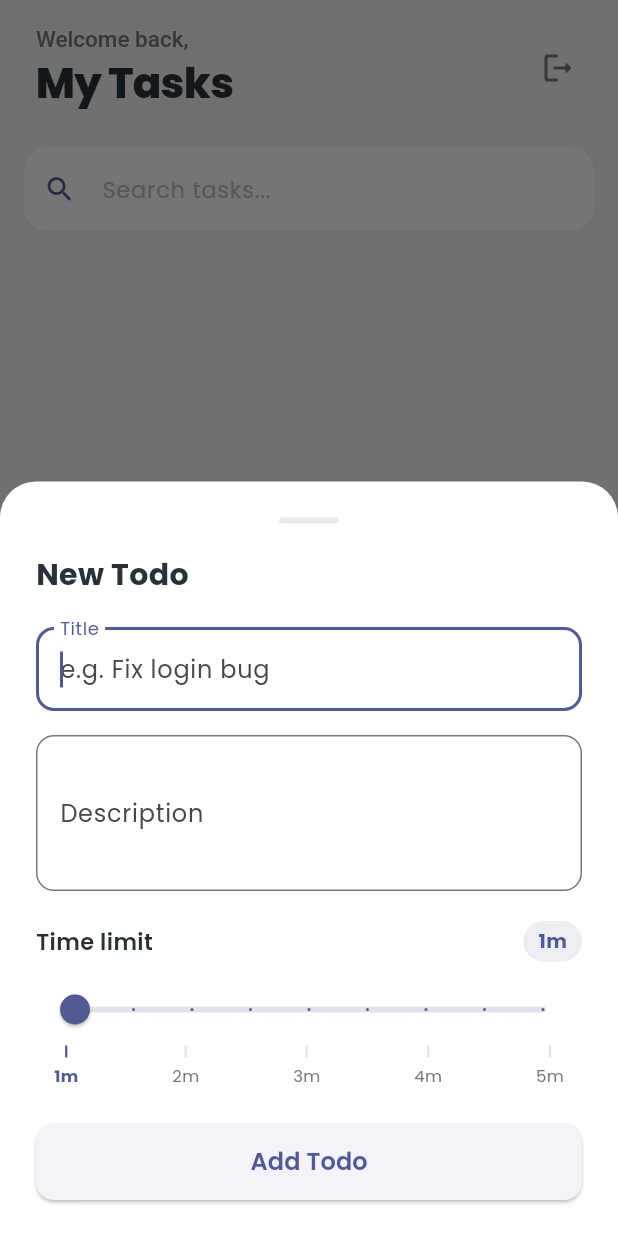
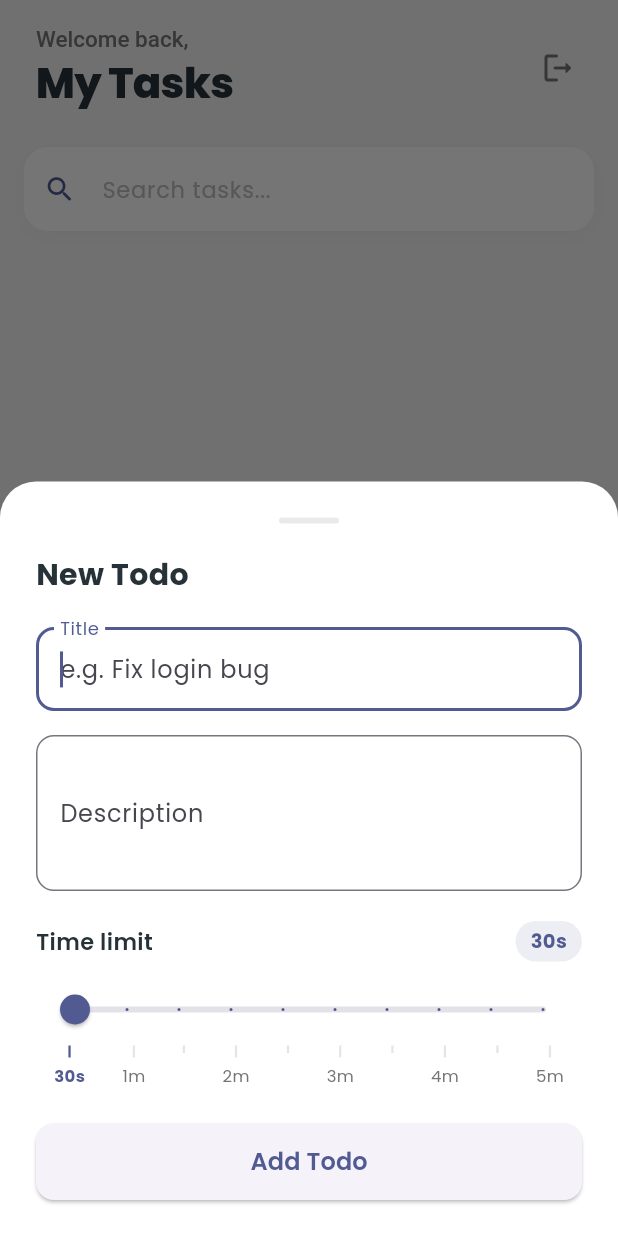
Before and after one commit to Tanvis-Goyani/lmgtodo, a Flutter app: the screen it shows once a user with an empty profile is signed in, after a tap on "New Task", on a phone screen of 412 x 824 dp. Run offline on Flutter 3.47's test engine with Material 3 defaults, Android fonts, the phone set to English and light mode, and no system bars; our stand-ins replace cloud_firestore, equatable, firebase_auth, firebase_core, flutter_animate, flutter_bloc and 4 more; accounts and stored records are empty.

Commit message:
Bug Fixes

```diff
--- a/lib/pages/todo_form_sheet.dart
+++ b/lib/pages/todo_form_sheet.dart
@@ -17,7 +17,7 @@ class _TodoFormSheetState extends State<TodoFormSheet> {
   final _titleController = TextEditingController();
   final _descController = TextEditingController();
   final _formKey = GlobalKey<FormState>();
-  int _durationSeconds = 60;
+  int _durationSeconds = 30;
 
   @override
   void initState() {
@@ -25,7 +25,7 @@ class _TodoFormSheetState extends State<TodoFormSheet> {
     if (widget.todo != null) {
       _titleController.text = widget.todo!.title;
       _descController.text = widget.todo!.description;
-      _durationSeconds = widget.todo!.remainingSeconds.clamp(60, 300);
+      _durationSeconds = widget.todo!.remainingSeconds.clamp(30, 300);
     }
   }
 
@@ -171,9 +171,9 @@ class _TodoFormSheetState extends State<TodoFormSheet> {
             const SizedBox(height: 8),
             Slider(
               value: _durationSeconds.toDouble(),
-              min: 60,
+              min: 30,
               max: 300,
-              divisions: 8,
+              divisions: 9,
               label: _formatSeconds(_durationSeconds),
               activeColor: Theme.of(context).colorScheme.primary,
               onChanged: (val) =>
@@ -183,24 +183,26 @@ class _TodoFormSheetState extends State<TodoFormSheet> {
               padding: const EdgeInsets.symmetric(horizontal: 12),
               child: Row(
                 mainAxisAlignment: MainAxisAlignment.spaceBetween,
-                children: List.generate(5, (i) {
-                  final minutes = i + 1;
-                  final seconds = minutes * 60;
-                  final isSelected =
-                      _durationSeconds >= seconds &&
-                      (i == 4 || _durationSeconds < (minutes + 1) * 60);
+                crossAxisAlignment: CrossAxisAlignment.start,
+                children: List.generate(10, (i) {
+                  final seconds = 30 + (i * 30);
+                  final isSelected = _durationSeconds >= seconds;
+                  final isLabel = seconds == 30 || seconds % 60 == 0;
+                  final label = seconds == 30 ? '30s' : '${seconds ~/ 60}m';
+
                   return Column(
                     children: [
                       Container(
                         width: 1.5,
-                        height: 8,
+                        height: isLabel ? 8 : 5,
                         color: isSelected
                             ? Theme.of(context).colorScheme.primary
                             : AppColors.textTertiary.withAlpha(100),
                       ),
                       const SizedBox(height: 4),
+                      if (isLabel)
                         Text(
-                        '${minutes}m',
+                          label,
                           style: TextStyle(
                             fontSize: 11,
                             fontWeight: isSelected
@@ -210,7 +212,9 @@ class _TodoFormSheetState extends State<TodoFormSheet> {
                                 ? Theme.of(context).colorScheme.primary
                                 : AppColors.textSecondary,
                           ),
-                      ),
+                        )
+                      else
+                        const SizedBox(height: 16),
                     ],
                   );
                 }),
```
Lines whose indentation alone changed are shown as unchanged.
